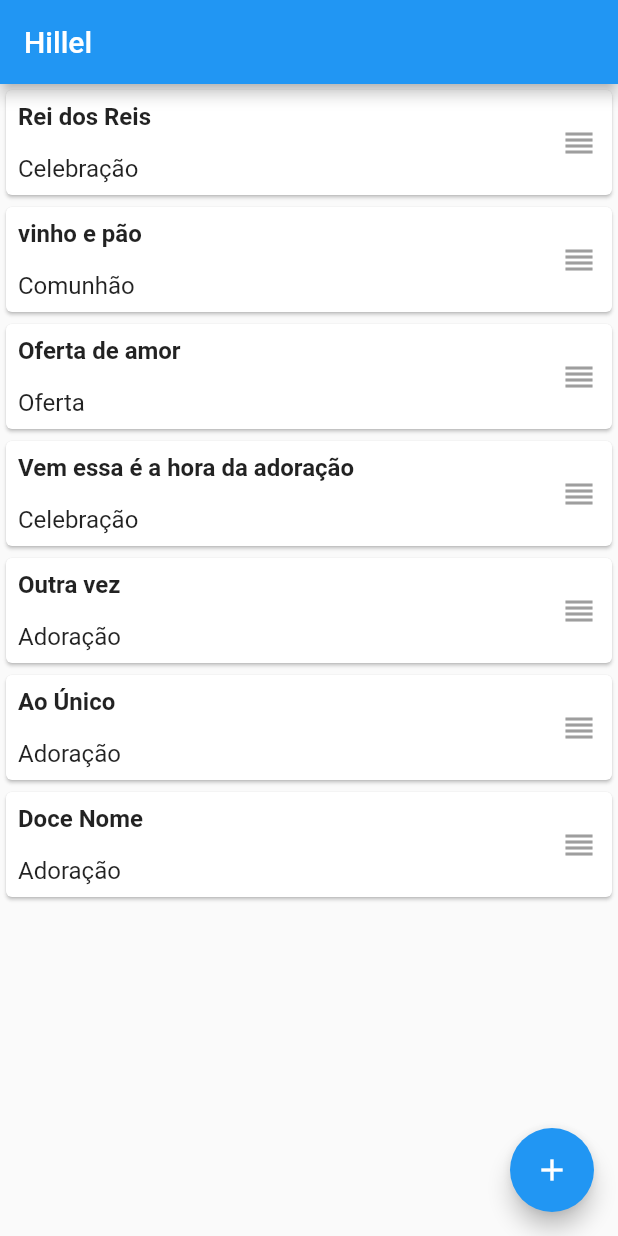
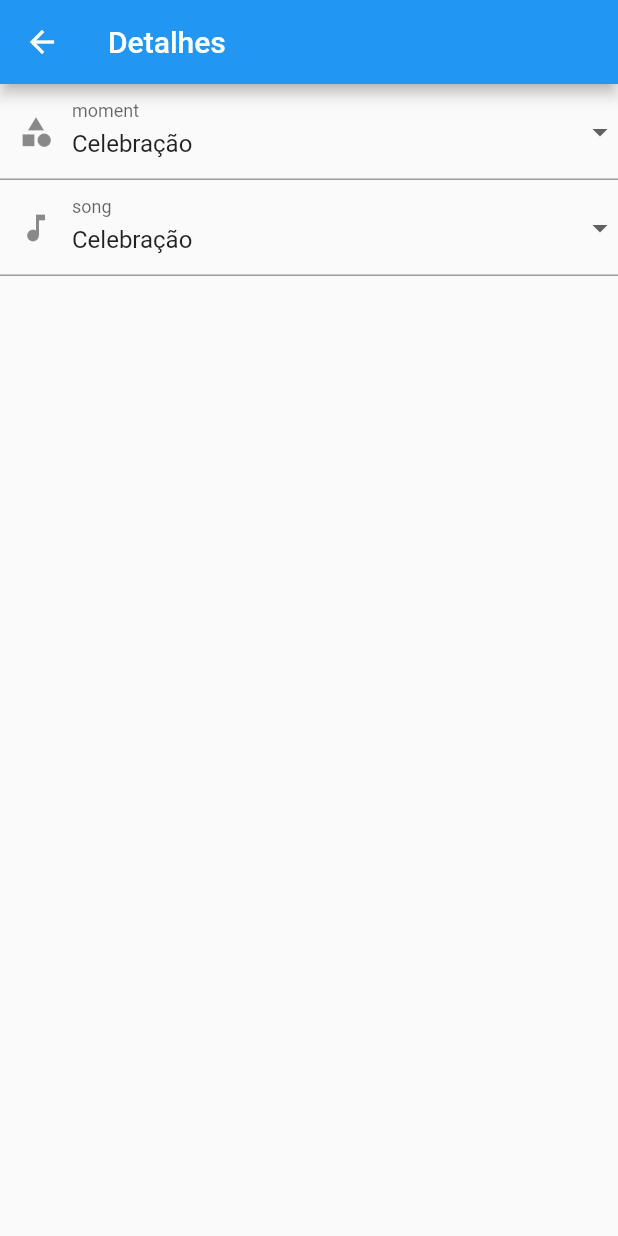
Before and after one commit to welrikyson/hillel, a Flutter app: the screen it shows after launch, after a tap on "Rei dos Reis", on a phone screen of 412 x 824 dp. Run offline on Flutter 3.47's test engine with Material 2 defaults, Android fonts, the phone set to English and light mode, and no system bars.

Commit message:
item to parents

```diff
--- /dev/null
+++ b/lib/src/screens/worships_list/worship_list_item_details.dart
@@ -0,0 +1,80 @@
+import 'package:flutter/material.dart';
+import 'package:hillel/src/screens/worships_list/worship_list_preview.dart';
+
+class WorshipListItemDetails extends StatefulWidget {
+  final Item item;
+
+  const WorshipListItemDetails({Key key, this.item}) : super(key: key);
+  @override
+  _WorshipListItemDetailsState createState() => _WorshipListItemDetailsState();
+}
+
+class _WorshipListItemDetailsState extends State<WorshipListItemDetails> {
+  //String dropdownStyleValue = 'Oferta';
+  @override
+  Widget build(BuildContext context) {
+    return Scaffold(
+      appBar: AppBar(
+        title: Text("Detalhes"),
+      ),
+      body: Center(
+        child: ListView(
+          children: <Widget>[
+            DropdownButtonFormField<String>(
+              isDense: true,
+              decoration: InputDecoration(
+                  labelText: 'moment', prefixIcon: Icon(Icons.category)),
+              value: widget.item.style,
+              icon: Icon(Icons.arrow_drop_down),
+              hint: Text('Tipo lavagem'),
+              onChanged: (String newValue) {
+                setState(() {
+                  widget.item.style = newValue;
+                });
+              },
+              items: <String>[
+                'Manual',
+                'Oferta',
+                'Visitante',
+                'Adoração',
+                'Celebração',
+                'Comunhão',
+              ].map<DropdownMenuItem<String>>((String value) {
+                return DropdownMenuItem<String>(
+                  value: value,
+                  child: Text(value),
+                );
+              }).toList(),
+            ),
+            DropdownButtonFormField<String>(
+              isDense: true,
+              decoration: InputDecoration(
+                  labelText: 'song', prefixIcon: Icon(Icons.music_note)),
+              value: widget.item.style,
+              icon: Icon(Icons.arrow_drop_down),
+              hint: Text('Tipo lavagem'),
+              onChanged: (String newValue) {
+                setState(() {
+                  widget.item.style = newValue;
+                });
+              },
+              items: <String>[
+                'Manual',
+                'Oferta',
+                'Visitante',
+                'Adoração',
+                'Celebração',
+                'Comunhão',
+              ].map<DropdownMenuItem<String>>((String value) {
+                return DropdownMenuItem<String>(
+                  value: value,
+                  child: Text(value),
+                );
+              }).toList(),
+            ),
+          ],
+        ),
+      ),
+    );
+  }
+}
--- a/lib/src/screens/worships_list/worship_list_preview.dart
+++ b/lib/src/screens/worships_list/worship_list_preview.dart
@@ -1,4 +1,5 @@
 import 'package:flutter/material.dart';
+import 'package:hillel/src/screens/worships_list/worship_list_item_details.dart';
 import 'package:hillel/src/widgets/common/list_view_card.dart';
 
 class WorshipListPreview extends StatefulWidget {
@@ -9,8 +10,16 @@ class WorshipListPreview extends StatefulWidget {
 class _WorshipListPreviewState extends State<WorshipListPreview> {
   List<Item> _items = MockItens().getAll();
 
-  showEditWorshipListItem(){
-
+  showEditWorshipListItem(Item item) {
+    Navigator.push(
+      context,
+      MaterialPageRoute(
+          builder: (context) =>
+            WorshipListItemDetails(
+                item: item,
+          )
+      ),
+    );
   }
 
   @override
@@ -45,7 +54,7 @@ class _WorshipListPreviewState extends State<WorshipListPreview> {
 
 class Item {
   final String title;
-  final String style;
+  String style;
   Item({this.title, this.style});
 }
 
--- a/lib/src/widgets/common/list_view_card.dart
+++ b/lib/src/widgets/common/list_view_card.dart
@@ -5,13 +5,13 @@ class ListViewCard extends StatefulWidget {
   final int index;
   final Key key;
   final List<Item> listItems;
-  final Function onTab;
+  final ListViewCardTab onTab;
   ListViewCard(this.listItems, this.index, this.key,{this.onTab});
 
   @override
   _ListViewCard createState() => _ListViewCard();
 }
-
+typedef ListViewCardTab = void Function(Item item );
 class _ListViewCard extends State<ListViewCard> {
   @override
   Widget build(BuildContext context) {
@@ -19,7 +19,7 @@ class _ListViewCard extends State<ListViewCard> {
       margin: EdgeInsets.all(4),
       color: Colors.white,
       child: InkWell(
-        onTap: widget.onTab,
+        onTap: (){widget.onTab(widget.listItems[widget.index]);},
         splashColor: Colors.blue,
         child: Row(
           mainAxisSize: MainAxisSize.min,
```
